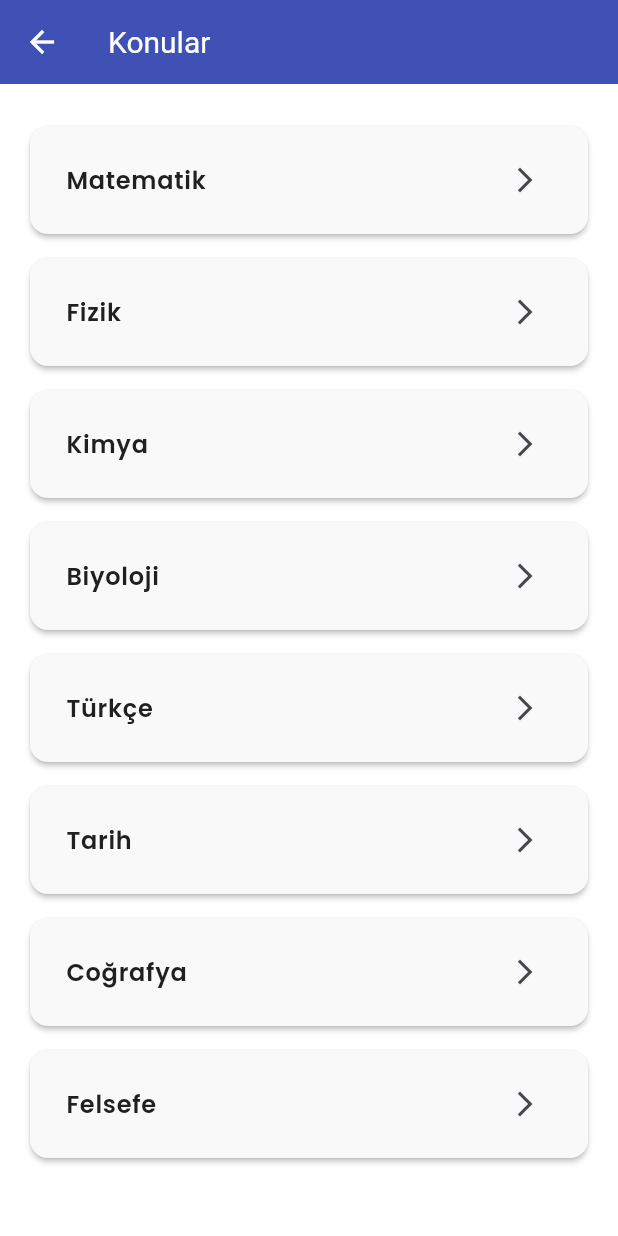
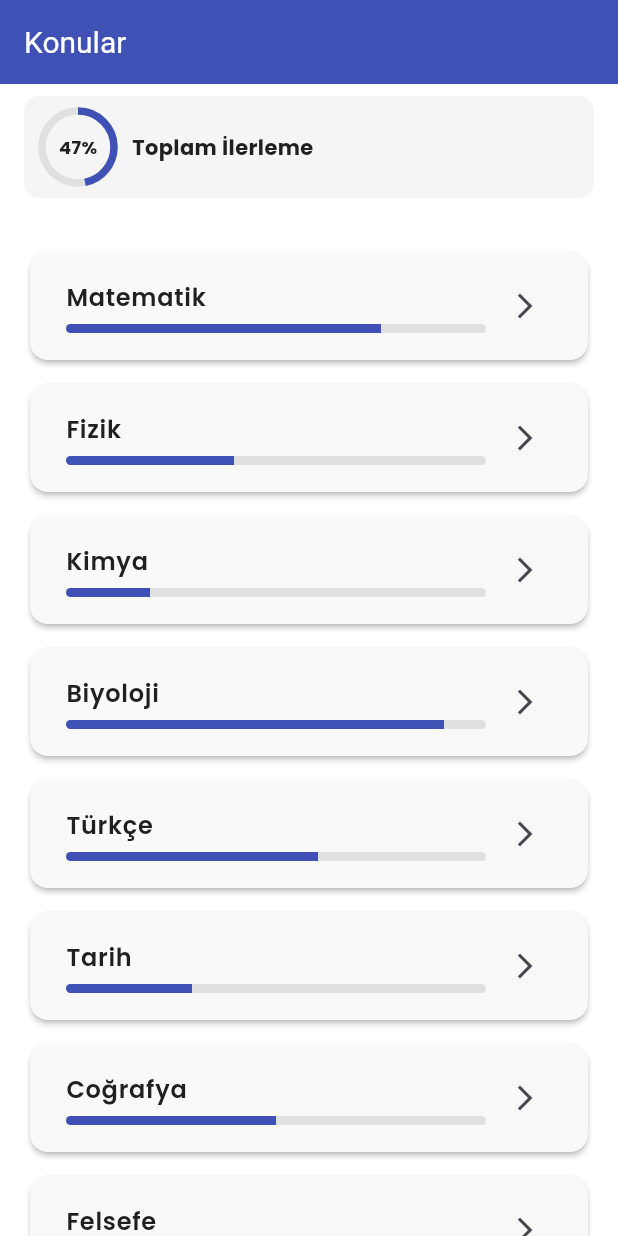
Before and after one commit to ssena-201903/student_track_app, a Flutter app: the CoursesPage screen opened directly, on a phone screen of 412 x 824 dp. Run offline on Flutter 3.47's test engine with Material 3 defaults, Android fonts, the phone set to English and light mode, and no system bars; our stand-ins replace audioplayers, google_fonts, intl_phone_field, lottie; accounts and stored records are empty.

Commit message:
changed design of courses and subjects pages

```diff
--- a/lib/main.dart
+++ b/lib/main.dart
@@ -3,6 +3,7 @@
 import 'package:student_track/constants/constants.dart';
 import 'package:student_track/views/main_shell.dart';
 import 'package:student_track/views/pomodoro/pomodo_page.dart';
+import 'package:student_track/views/subjects/courses_page.dart';
 
 void main() {
   runApp(const MyApp());
@@ -75,7 +76,7 @@
         ),
       ),
 
-      home: MainShell(),
+      home: CoursesPage(),
     );
   }
 }
--- a/lib/views/home/home_page.dart
+++ b/lib/views/home/home_page.dart
@@ -286,7 +286,7 @@
               children: [
                 Icon(
                   _getIconForIndex(index),
-                  color: Constants.primaryColor,
+                  color: Constants.primaryBlackTone,
                   size: 24,
                 ),
                 const SizedBox(width: 8),
--- a/lib/views/subjects/courses_page.dart
+++ b/lib/views/subjects/courses_page.dart
@@ -5,7 +5,7 @@
 
 class CoursesPage extends StatelessWidget {
   CoursesPage({super.key});
-  // Örnek ders listesi (ileride veritabanından çekilecek)
+
   final List<String> subjects = [
     "Matematik",
     "Fizik",
@@ -17,33 +17,127 @@
     "Felsefe",
   ];
 
+  final List<double> progress = [0.75, 0.4, 0.2, 0.9, 0.6, 0.3, 0.5, 0.1];
+
+  double getTotalProgress() {
+    if (progress.isEmpty) return 0.0;
+    double total = 0;
+    for (var p in progress) {
+      total += p;
+    }
+    return total / progress.length; // Ortalama
+  }
+
   @override
   Widget build(BuildContext context) {
+    final totalProgress = getTotalProgress();
+
     return Scaffold(
-      appBar: AppBar(
-        title: Text("Konular"),
+      appBar: AppBar(title: Text("Konular")),
+      body: Column(
+        crossAxisAlignment: CrossAxisAlignment.start,
+        children: [
+          // Canlı tasarımlı toplam ilerleme bölümü
+          Container(
+            margin: const EdgeInsets.symmetric(horizontal: 16, vertical: 8),
+            padding: const EdgeInsets.symmetric(horizontal: 12, vertical: 10),
+            decoration: BoxDecoration(
+              color: Colors.grey.shade100,
+              borderRadius: BorderRadius.circular(10),
             ),
-      body: ListView.builder(
+            child: Row(
+              children: [
+                // Küçük dairesel ilerleme göstergesi
+                Stack(
+                  alignment: Alignment.center,
+                  children: [
+                    SizedBox(
+                      width: 48,
+                      height: 48,
+                      child: CircularProgressIndicator(
+                        value: totalProgress,
+                        strokeWidth: 5,
+                        backgroundColor: Colors.grey.shade300,
+                        color: Constants.primaryColor,
+                      ),
+                    ),
+                    Text(
+                      "${(totalProgress * 100).toStringAsFixed(0)}%",
+                      style: TextStyle(
+                        fontWeight: FontWeight.bold,
+                        fontSize: 12,
+                        color: Constants.primaryBlackTone,
+                      ),
+                    ),
+                  ],
+                ),
+                const SizedBox(width: 12),
+                // Metin
+                Expanded(
+                  child: CustomText(
+                    text: "Toplam İlerleme",
+                    color: Constants.primaryBlackTone,
+                    fontWeight: FontWeight.w700,
+                    fontSize: 14,
+                  ),
+                ),
+              ],
+            ),
+          ),
+
+          // Ders listesi
+          Expanded(
+            child: ListView.builder(
               padding: const EdgeInsets.all(20),
               itemCount: subjects.length,
               itemBuilder: (context, index) {
                 final subject = subjects[index];
+                final progressValue = progress[index];
 
                 return Card(
                   margin: const EdgeInsets.symmetric(vertical: 8),
                   child: Padding(
                     padding: const EdgeInsets.all(8),
                     child: ListTile(
-                title: CustomText(text: subject, color: Constants.primaryBlackTone, fontWeight: FontWeight.w600, fontSize: 16),
-                trailing: const Icon(Icons.arrow_forward_ios, size: 20,),
+                      title: Column(
+                        crossAxisAlignment: CrossAxisAlignment.start,
+                        children: [
+                          CustomText(
+                            text: subject,
+                            color: Constants.primaryBlackTone,
+                            fontWeight: FontWeight.w600,
+                            fontSize: 16,
+                          ),
+                          const SizedBox(height: 6),
+                          SizedBox(
+                            height: 6,
+                            child: ClipRRect(
+                              borderRadius: BorderRadius.circular(4),
+                              child: LinearProgressIndicator(
+                                value: progressValue,
+                                backgroundColor: Colors.grey.shade300,
+                                color: Constants.primaryColor,
+                              ),
+                            ),
+                          ),
+                        ],
+                      ),
+                      trailing: const Icon(Icons.arrow_forward_ios, size: 20),
                       onTap: () {
-                  Navigator.of(context).push(MaterialPageRoute(builder: (context) => SubjectsPage(title: subject,)));
+                        Navigator.of(context).push(
+                          MaterialPageRoute(
+                            builder: (context) => SubjectsPage(title: subject),
+                          ),
+                        );
                       },
                     ),
                   ),
                 );
               },
             ),
+          ),
+        ],
+      ),
     );
   }
 }
--- a/lib/widgets/custom_text.dart
+++ b/lib/widgets/custom_text.dart
@@ -8,6 +8,8 @@
   final double fontSize;
   final TextAlign? textAlign;
   final String? fontFamily;
+  final int? maxLines;
+  final TextOverflow? overflow;
 
   const CustomText({
     super.key,
@@ -17,6 +19,8 @@
     required this.fontSize,
     this.textAlign,
     this.fontFamily,
+    this.maxLines,
+    this.overflow,
   });
 
   @override
@@ -38,6 +42,8 @@
       text,
       style: style,
       textAlign: textAlign,
+      maxLines: maxLines,
+      overflow: overflow ?? TextOverflow.ellipsis,
     );
   }
 }
```
Also changed, not shown: lib/views/subjects/subjects_page.dart (+39 -6 lines). Lines whose indentation alone changed are shown as unchanged.
